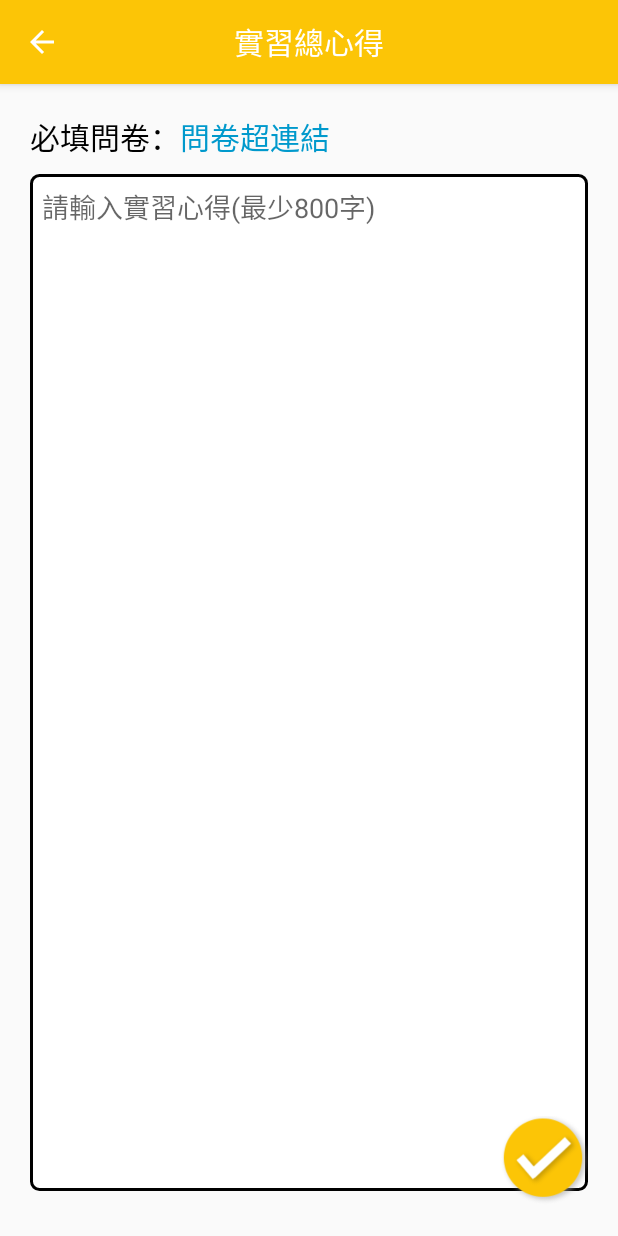
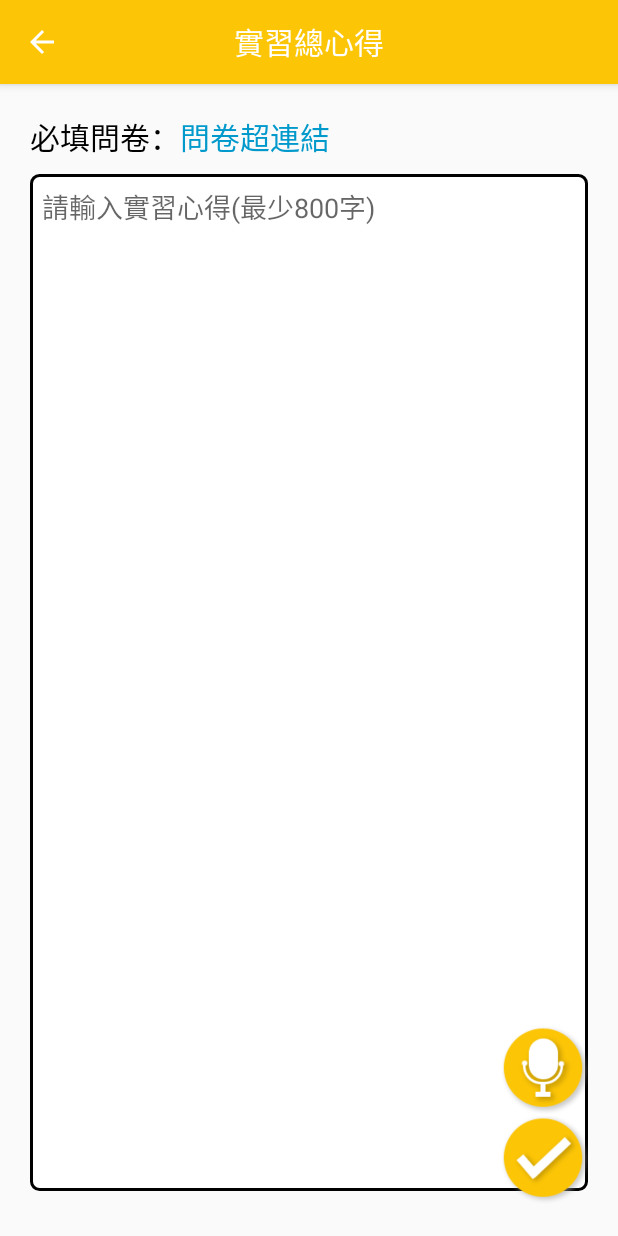
Before and after one commit to fsmytsai/IMInternshipSystem, an Android app: the StudentReviewActivity screen opened directly, with no data from a screen before it, on a phone screen of 412 x 824 dp. Run offline under Robolectric (Android 15) with nearby library versions, the light colour scheme and no system bars; libraries missing offline, so code that uses them is left out: com.microsoft.bing, com.microsoft.cognitiveservices; network calls fail; 2 statements that could not run were skipped.

Commit message:
語音輸入心得

```diff
--- a/app/build.gradle
+++ b/app/build.gradle
@@ -16,6 +16,9 @@ android {
         versionCode 6
         versionName "1.3.1"
         testInstrumentationRunner "android.support.test.runner.AndroidJUnitRunner"
+        ndk {
+            abiFilters 'armeabi', 'x86', 'armeabi-v7a'
+        }
     }
     buildTypes {
         release {
@@ -28,7 +31,6 @@ android {
 }
 
 dependencies {
-    implementation 'com.android.support.constraint:constraint-layout:1.0.2'
     compile fileTree(include: ['*.jar'], dir: 'libs')
     androidTestCompile('com.android.support.test.espresso:espresso-core:2.2.2', {
         exclude group: 'com.android.support', module: 'support-annotations'
@@ -45,5 +47,6 @@ dependencies {
     compile 'me.grantland:autofittextview:0.2.+'
     compile 'com.google.vr:sdk-panowidget:1.20.0'
     compile 'com.just.agentweb:agentweb:2.0.1'
+    compile 'com.microsoft.projectoxford:speechrecognition:1.2.2'
     testCompile 'junit:junit:4.12'
 }
--- a/app/src/main/AndroidManifest.xml
+++ b/app/src/main/AndroidManifest.xml
@@ -5,6 +5,7 @@
     <uses-permission android:name="android.permission.INTERNET" />
     <uses-permission android:name="android.permission.ACCESS_NETWORK_STATE" />
     <uses-permission android:name="android.permission.READ_EXTERNAL_STORAGE" />
+    <uses-permission android:name="android.permission.RECORD_AUDIO"/>
 
     <application
         android:allowBackup="true"
--- a/app/src/main/java/tw/edu/nutc/iminternshipsystem/MailDetailActivity.java
+++ b/app/src/main/java/tw/edu/nutc/iminternshipsystem/MailDetailActivity.java
@@ -70,7 +70,7 @@ public class MailDetailActivity extends MySharedActivity {
         tv_MailRecipient = (TextView) findViewById(R.id.tv_MailRecipient);
 
         atv_MailTitle.setText(mail.lTitle);
-
+        mail.lContent = mail.lContent.replace("\\n","\n");
         tv_MailContent.setText(mail.lContent);
         tv_MailCreateTime.setText(mail.created_at);
         if (mail.senderPic != null) {
--- a/app/src/main/res/layout/activity_student_review.xml
+++ b/app/src/main/res/layout/activity_student_review.xml
@@ -9,10 +9,6 @@
     tools:context="tw.edu.nutc.iminternshipsystem.StudentReviewActivity">
 
     <include layout="@layout/top_section" />
-
-    <!--<ScrollView-->
-    <!--android:layout_width="match_parent"-->
-    <!--android:layout_height="match_parent">-->
 
     <LinearLayout
         android:layout_width="match_parent"
@@ -55,14 +51,23 @@
             android:padding="8dp" />
 
     </LinearLayout>
-    <!--</ScrollView>-->
+
+    <ImageView
+        android:id="@+id/iv_Record"
+        android:layout_width="60dp"
+        android:layout_height="60dp"
+        android:layout_gravity="bottom|end"
+        android:layout_marginRight="20dp"
+        android:layout_marginTop="-140dp"
+        android:background="@color/colorTransparent"
+        android:onClick="StartRecord"
+        app:srcCompat="@drawable/record" />
 
     <ImageView
         android:layout_width="60dp"
         android:layout_height="60dp"
         android:layout_gravity="bottom|end"
         android:layout_marginRight="20dp"
-        android:layout_marginTop="-80dp"
         android:background="@color/colorTransparent"
         android:onClick="EditReview"
         app:srcCompat="@drawable/saveall" />
--- a/app/src/main/res/values/strings.xml
+++ b/app/src/main/res/values/strings.xml
@@ -11,4 +11,7 @@
 
     <string name="FrontEndPath">http://tsaiweb.southeastasia.cloudapp.azure.com/aa9453aa/#Page=</string>
     <string name="BackEndPath">http://tsaiweb.southeastasia.cloudapp.azure.com/jamie/public/</string>
+
+    <string name="PrimaryKey">cbe7c0318f254becb0e76ed784c414c8</string>
+    <string name="AuthenticationUri">https://api.cognitive.microsoft.com/sts/v1.0/issueToken</string>
 </resources>
```
Also changed, not shown: app/src/main/java/tw/edu/nutc/iminternshipsystem/CompanyDetailActivity.java (+4 -5 lines), app/src/main/java/tw/edu/nutc/iminternshipsystem/StudentReviewActivity.java (+103 -6 lines), app/src/main/res/layout/company_head.xml (+14 -8 lines), app/src/main/res/drawable/record.png (added), app/src/main/res/drawable/recording.png (added), 3 other files.
